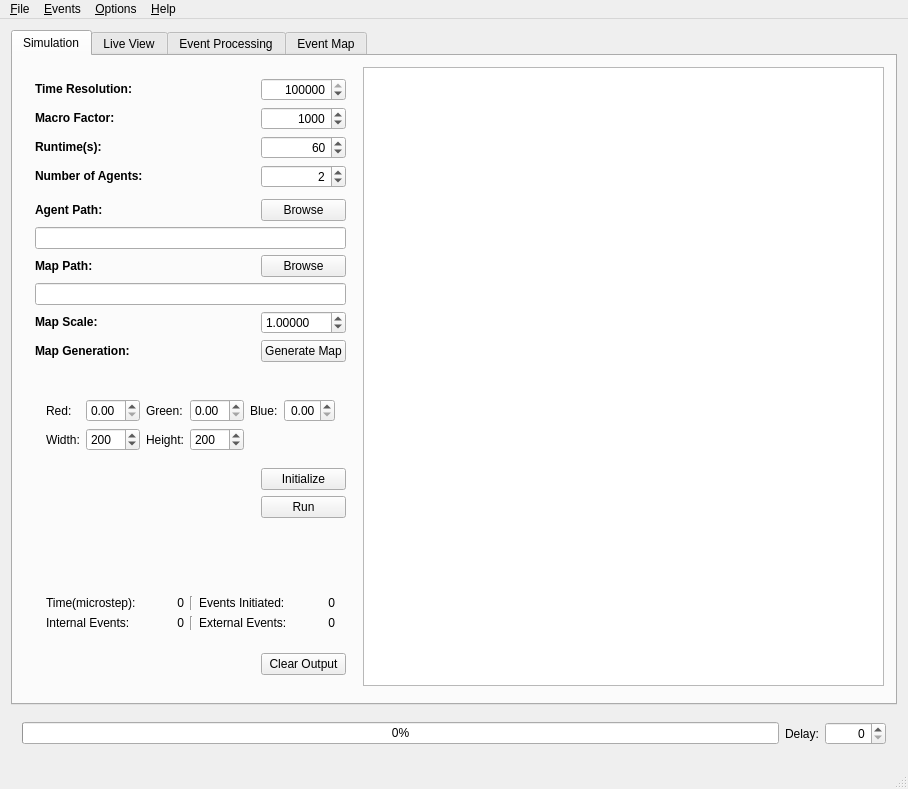
First picture: the form in mainwindow.ui, repository sojoe02/RANA, before the edit.
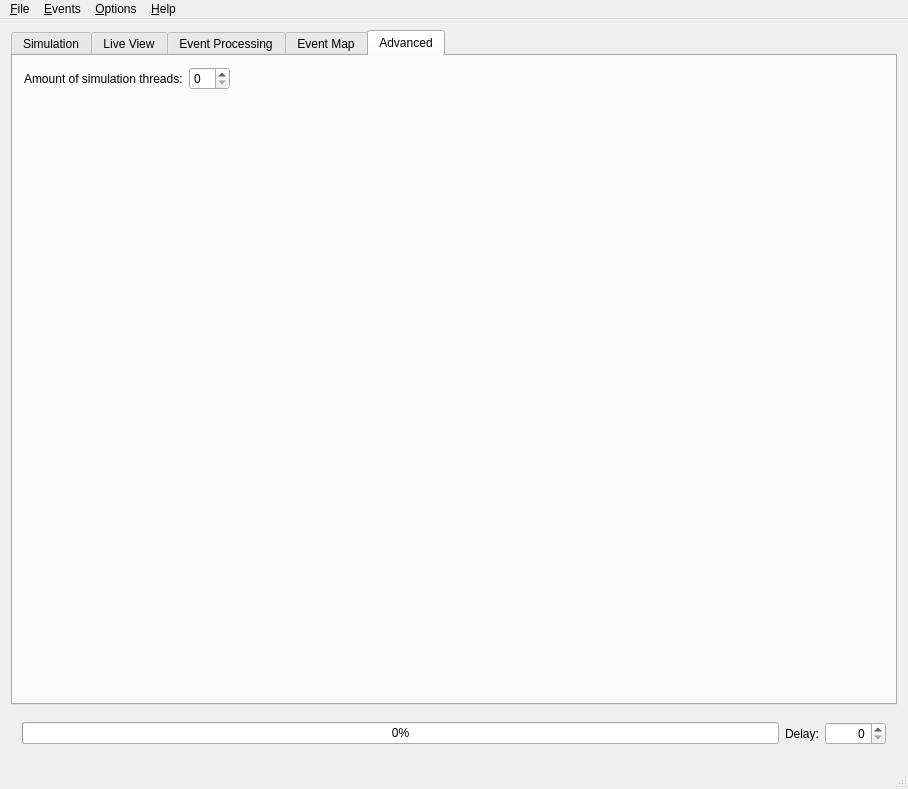
Second picture: the form after the edit. The open tabs and pages were chosen to show the change.

Commit message: preparing to add thread code

What changed in the file:
```diff
--- a/mainwindow.ui
+++ b/mainwindow.ui
@@ -1403,6 +1403,49 @@
         </item>
        </layout>
       </widget>
+      <widget class="QWidget" name="tab">
+       <attribute name="title">
+        <string>Advanced</string>
+       </attribute>
+       <layout class="QGridLayout" name="gridLayout_11">
+        <item row="0" column="2">
+         <spacer name="horizontalSpacer_2">
+          <property name="orientation">
+           <enum>Qt::Horizontal</enum>
+          </property>
+          <property name="sizeHint" stdset="0">
+           <size>
+            <width>40</width>
+            <height>20</height>
+           </size>
+          </property>
+         </spacer>
+        </item>
+        <item row="0" column="1">
+         <widget class="QSpinBox" name="adv_spinBox"/>
+        </item>
+        <item row="0" column="0">
+         <widget class="QLabel" name="label_37">
+          <property name="text">
+           <string>Amount of simulation threads:</string>
+          </property>
+         </widget>
+        </item>
+        <item row="1" column="1">
+         <spacer name="verticalSpacer_4">
+          <property name="orientation">
+           <enum>Qt::Vertical</enum>
+          </property>
+          <property name="sizeHint" stdset="0">
+           <size>
+            <width>20</width>
+            <height>40</height>
+           </size>
+          </property>
+         </spacer>
+        </item>
+       </layout>
+      </widget>
      </widget>
     </item>
    </layout>
```
The commit also changes 12 other files.
